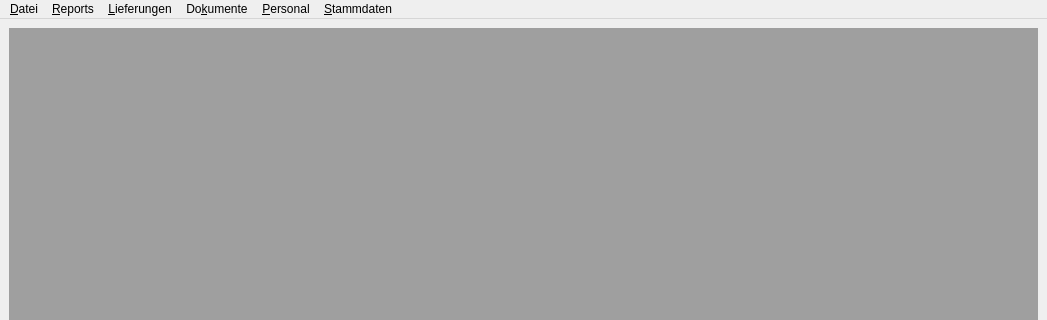
Old version of the form ui/lagerManagerMainWindow.ui in the repository flurl/lagerManager; both pictures show x 0 to 1047 and y 0 to 320 of the 1047 by 664 pixel window.
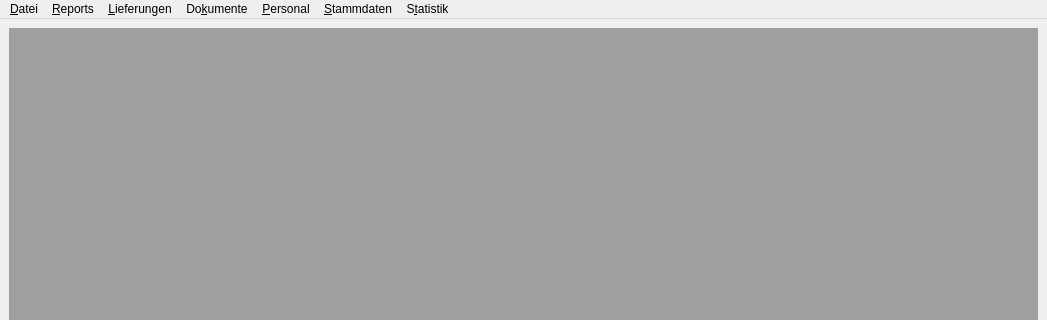
New version of the form.

Commit message: Add a form for saving the article count for a date. Additionally the lagerstand report is now able to display this counted values V#1177

What changed in the file:
```diff
--- a/ui/lagerManagerMainWindow.ui
+++ b/ui/lagerManagerMainWindow.ui
@@ -137,12 +137,19 @@
     <addaction name="action_Personal_Gehaelter"/>
     <addaction name="action_Personal_Loehne"/>
    </widget>
+   <widget class="QMenu" name="menuS_tatistik">
+    <property name="title">
+     <string>S&amp;tatistik</string>
+    </property>
+    <addaction name="action_Statistik_GezaehlterStand"/>
+   </widget>
    <addaction name="menuFile"/>
    <addaction name="menu_Reports"/>
    <addaction name="menu_Lieferungen"/>
    <addaction name="menu_Dokumente"/>
    <addaction name="menu_Personal"/>
    <addaction name="menuStammdaten"/>
+   <addaction name="menuS_tatistik"/>
   </widget>
   <widget class="QStatusBar" name="statusbar"/>
   <action name="actionQuit">
```
Left out of the diff: 5 changed lines with no effect on the pictures. The commit also changes 7 other files.
